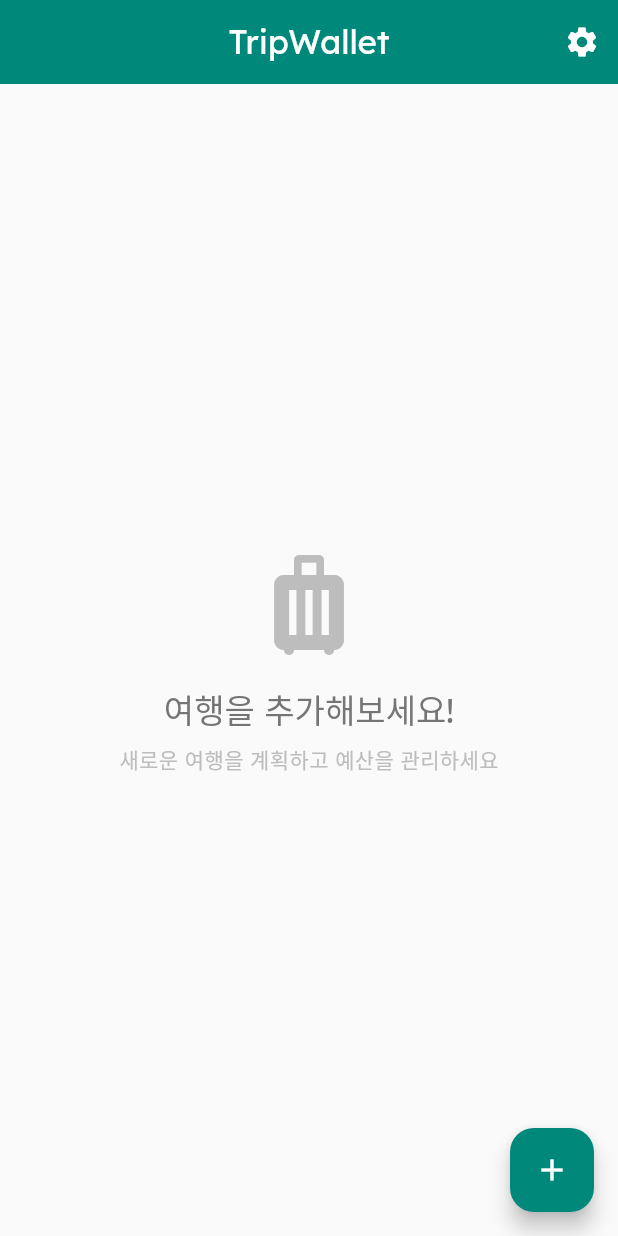
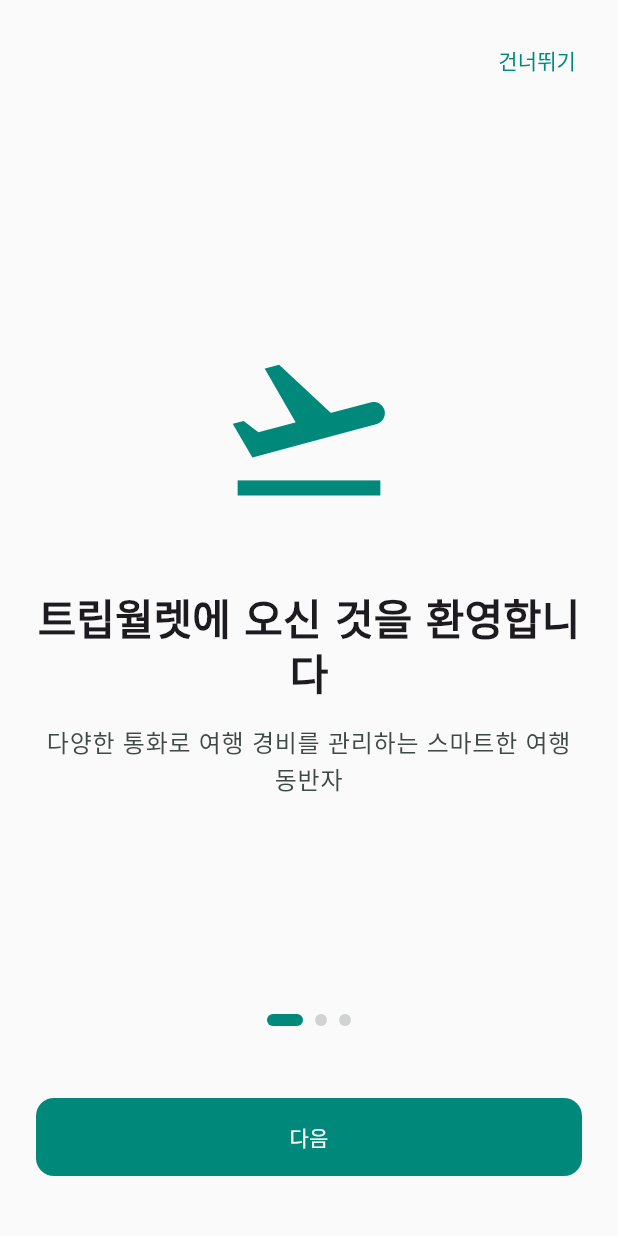
Before and after one commit to kmnkit/travel-budget-manager, a Flutter app: the screen it shows after launch, on a phone screen of 412 x 824 dp. Run offline on Flutter 3.47's test engine with Material 3 defaults, Android fonts, the phone set to English and light mode, and no system bars; our stand-ins replace dio, drift, drift_flutter, fl_chart, flutter_riverpod, freezed_annotation and 3 more; accounts and stored records are empty; generated files the repository leaves out were written again.

Commit message:
feat: 첫 사용자를 위한 온보딩 기능 구현
- 3페이지 온보딩 플로우 (Welcome → Features → Get Started)
- SharedPreferences 기반 온보딩 완료 상태 저장
- 위젯 기반 조건 렌더링 (AsyncValue.when 패턴)
- Skip/Next/Get Started 버튼 네비게이션
- 한국어/영어 완전 지원 (9개 문자열)
- Clean Architecture 준수 (domain/data/presentation)
- Riverpod v3 Notifier 패턴 적용
- 15개 테스트 케이스 추가 (총 214개 테스트 통과)

Co-Authored-By: Claude Opus 4.5 <noreply@anthropic.com>

```diff
--- a/lib/app.dart
+++ b/lib/app.dart
@@ -1,18 +1,76 @@
 import 'package:flutter/material.dart';
 import 'package:flutter_riverpod/flutter_riverpod.dart';
 import 'package:flutter_localizations/flutter_localizations.dart';
-import 'package:trip_wallet/l10n/app_localizations.dart';
+import 'package:trip_wallet/l10n/generated/app_localizations.dart';
 import 'core/theme/app_theme.dart';
 import 'core/router/app_router.dart';
 import 'features/settings/presentation/providers/settings_providers.dart';
+import 'features/onboarding/presentation/providers/onboarding_providers.dart';
+import 'features/onboarding/presentation/screens/onboarding_screen.dart';
 
 class TripWalletApp extends ConsumerWidget {
   const TripWalletApp({super.key});
 
   @override
   Widget build(BuildContext context, WidgetRef ref) {
+    final onboardingAsync = ref.watch(onboardingCompletedProvider);
+    final locale = ref.watch(localeProvider);
+
+    return onboardingAsync.when(
+      loading: () => MaterialApp(
+        title: 'TripWallet',
+        debugShowCheckedModeBanner: false,
+        theme: AppTheme.lightTheme,
+        locale: locale,
+        supportedLocales: const [
+          Locale('en'),
+          Locale('ko'),
+        ],
+        localizationsDelegates: const [
+          AppLocalizations.delegate,
+          GlobalMaterialLocalizations.delegate,
+          GlobalWidgetsLocalizations.delegate,
+          GlobalCupertinoLocalizations.delegate,
+        ],
+        home: const Scaffold(
+          body: Center(
+            child: CircularProgressIndicator(),
+          ),
+        ),
+      ),
+      error: (error, stack) => _buildMainApp(ref, locale),
+      data: (completed) {
+        if (!completed) {
+          return MaterialApp(
+            title: 'TripWallet',
+            debugShowCheckedModeBanner: false,
+            theme: AppTheme.lightTheme,
+            locale: locale,
+            supportedLocales: const [
+              Locale('en'),
+              Locale('ko'),
+            ],
+            localizationsDelegates: const [
+              AppLocalizations.delegate,
+              GlobalMaterialLocalizations.delegate,
+              GlobalWidgetsLocalizations.delegate,
+              GlobalCupertinoLocalizations.delegate,
+            ],
+            home: OnboardingScreen(
+              onComplete: () async {
+                await ref.read(onboardingRepositoryProvider).setOnboardingCompleted(true);
+                ref.invalidate(onboardingCompletedProvider);
+              },
+            ),
+          );
+        }
+        return _buildMainApp(ref, locale);
+      },
+    );
+  }
+
+  Widget _buildMainApp(WidgetRef ref, Locale? locale) {
     final router = ref.watch(routerProvider);
-    final locale = ref.watch(localeProvider);
 
     return MaterialApp.router(
       title: 'TripWallet',
--- /dev/null
+++ b/lib/features/onboarding/domain/repositories/onboarding_repository.dart
@@ -0,0 +1,4 @@
+abstract class OnboardingRepository {
+  Future<bool> isOnboardingCompleted();
+  Future<void> setOnboardingCompleted(bool completed);
+}
--- /dev/null
+++ b/lib/features/onboarding/presentation/providers/onboarding_providers.dart
@@ -0,0 +1,36 @@
+import 'package:flutter_riverpod/flutter_riverpod.dart';
+import 'package:trip_wallet/features/settings/presentation/providers/settings_providers.dart';
+import '../../data/repositories/onboarding_repository_impl.dart';
+import '../../domain/repositories/onboarding_repository.dart';
+
+/// Repository provider for onboarding persistence
+final onboardingRepositoryProvider = Provider<OnboardingRepository>((ref) {
+  final prefs = ref.watch(sharedPreferencesProvider);
+  return OnboardingRepositoryImpl(prefs);
+});
+
+/// FutureProvider to check if onboarding is completed
+final onboardingCompletedProvider = FutureProvider<bool>((ref) async {
+  final repo = ref.watch(onboardingRepositoryProvider);
+  return repo.isOnboardingCompleted();
+});
+
+/// Notifier for current page in onboarding flow
+class CurrentPageNotifier extends Notifier<int> {
+  @override
+  int build() => 0;
+
+  void setPage(int page) => state = page;
+
+  void nextPage() {
+    if (state < 2) state++;
+  }
+
+  void previousPage() {
+    if (state > 0) state--;
+  }
+}
+
+final currentPageProvider = NotifierProvider<CurrentPageNotifier, int>(
+  CurrentPageNotifier.new,
+);
--- /dev/null
+++ b/lib/features/onboarding/presentation/screens/onboarding_screen.dart
@@ -0,0 +1,137 @@
+import 'package:flutter/material.dart';
+import 'package:flutter_riverpod/flutter_riverpod.dart';
+import 'package:trip_wallet/l10n/generated/app_localizations.dart';
+import '../providers/onboarding_providers.dart';
+import '../widgets/onboarding_page_widget.dart';
+import '../widgets/page_indicator.dart';
+
+class OnboardingScreen extends ConsumerStatefulWidget {
+  final VoidCallback onComplete;
+
+  const OnboardingScreen({
+    super.key,
+    required this.onComplete,
+  });
+
+  @override
+  ConsumerState<OnboardingScreen> createState() => _OnboardingScreenState();
+}
+
+class _OnboardingScreenState extends ConsumerState<OnboardingScreen> {
+  late final PageController _pageController;
+
+  @override
+  void initState() {
+    super.initState();
+    _pageController = PageController();
+  }
+
+  @override
+  void dispose() {
+    _pageController.dispose();
+    super.dispose();
+  }
+
+  void _onPageChanged(int page) {
+    ref.read(currentPageProvider.notifier).setPage(page);
+  }
+
+  void _nextPage() {
+    final currentPage = ref.read(currentPageProvider);
+    if (currentPage < 2) {
+      _pageController.nextPage(
+        duration: const Duration(milliseconds: 300),
+        curve: Curves.easeInOut,
+      );
+    }
+  }
+
+  void _skip() {
+    _completeOnboarding();
+  }
+
+  void _completeOnboarding() async {
+    await ref.read(onboardingRepositoryProvider).setOnboardingCompleted(true);
+    widget.onComplete();
+  }
+
+  @override
+  Widget build(BuildContext context) {
+    final l10n = AppLocalizations.of(context)!;
+    final currentPage = ref.watch(currentPageProvider);
+
+    final pages = [
+      OnboardingPageWidget(
+        icon: Icons.flight_takeoff,
+        title: l10n.onboardingWelcomeTitle,
+        description: l10n.onboardingWelcomeDescription,
+      ),
+      OnboardingPageWidget(
+        icon: Icons.receipt_long,
+        title: l10n.onboardingFeaturesTitle,
+        description: l10n.onboardingFeaturesDescription,
+      ),
+      OnboardingPageWidget(
+        icon: Icons.rocket_launch,
+        title: l10n.onboardingGetStartedTitle,
+        description: l10n.onboardingGetStartedDescription,
+      ),
+    ];
+
+    return Scaffold(
+      body: SafeArea(
+        child: Column(
+          children: [
+            // Skip button
+            Align(
+              alignment: Alignment.topRight,
+              child: Padding(
+                padding: const EdgeInsets.all(16.0),
+                child: TextButton(
+                  onPressed: _skip,
+                  child: Text(l10n.onboardingSkip),
+                ),
+              ),
+            ),
+            // Page content
+            Expanded(
+              child: PageView(
+                controller: _pageController,
+                onPageChanged: _onPageChanged,
+                children: pages,
+              ),
+            ),
+            // Page indicator
+            PageIndicator(
+              currentPage: currentPage,
+              pageCount: pages.length,
+            ),
+            const SizedBox(height: 24),
+            // Action button
+            Padding(
+              padding: const EdgeInsets.all(24.0),
+              child: SizedBox(
+                width: double.infinity,
+                child: FilledButton(
+                  onPressed: currentPage == 2 ? _completeOnboarding : _nextPage,
+                  style: FilledButton.styleFrom(
+                    padding: const EdgeInsets.symmetric(vertical: 16),
+                    shape: RoundedRectangleBorder(
+                      borderRadius: BorderRadius.circular(12),
+                    ),
+                  ),
+                  child: Text(
+                    currentPage == 2
+                        ? l10n.onboardingGetStarted
+                        : l10n.onboardingNext,
+                  ),
+                ),
+              ),
+            ),
+            const SizedBox(height: 16),
+          ],
+        ),
+      ),
+    );
+  }
+}
--- /dev/null
+++ b/lib/features/onboarding/presentation/widgets/onboarding_page_widget.dart
@@ -0,0 +1,49 @@
+import 'package:flutter/material.dart';
+
+class OnboardingPageWidget extends StatelessWidget {
+  final IconData icon;
+  final String title;
+  final String description;
+
+  const OnboardingPageWidget({
+    super.key,
+    required this.icon,
+    required this.title,
+    required this.description,
+  });
+
+  @override
+  Widget build(BuildContext context) {
+    final theme = Theme.of(context);
+
+    return Padding(
+      padding: const EdgeInsets.all(24.0),
+      child: Column(
+        mainAxisAlignment: MainAxisAlignment.center,
+        children: [
+          Icon(
+            icon,
+            size: 120,
+            color: theme.colorScheme.primary,
+          ),
+          const SizedBox(height: 48),
+          Text(
+            title,
+            style: theme.textTheme.headlineMedium?.copyWith(
+              fontWeight: FontWeight.bold,
+            ),
+            textAlign: TextAlign.center,
+          ),
+          const SizedBox(height: 16),
+          Text(
+            description,
+            style: theme.textTheme.bodyLarge?.copyWith(
+              color: theme.colorScheme.onSurfaceVariant,
+            ),
+            textAlign: TextAlign.center,
+          ),
+        ],
+      ),
+    );
+  }
+}
--- /dev/null
+++ b/lib/features/onboarding/presentation/widgets/page_indicator.dart
@@ -0,0 +1,36 @@
+import 'package:flutter/material.dart';
+
+class PageIndicator extends StatelessWidget {
+  final int currentPage;
+  final int pageCount;
+
+  const PageIndicator({
+    super.key,
+    required this.currentPage,
+    required this.pageCount,
+  });
+
+  @override
+  Widget build(BuildContext context) {
+    final theme = Theme.of(context);
+
+    return Row(
+      mainAxisAlignment: MainAxisAlignment.center,
+      children: List.generate(
+        pageCount,
+        (index) => AnimatedContainer(
+          duration: const Duration(milliseconds: 300),
+          margin: const EdgeInsets.symmetric(horizontal: 4),
+          width: currentPage == index ? 24 : 8,
+          height: 8,
+          decoration: BoxDecoration(
+            color: currentPage == index
+                ? theme.colorScheme.primary
+                : theme.colorScheme.outline.withValues(alpha: 0.3),
+            borderRadius: BorderRadius.circular(4),
+          ),
+        ),
+      ),
+    );
+  }
+}
--- a/lib/l10n/app_ko.arb
+++ b/lib/l10n/app_ko.arb
@@ -278,5 +278,16 @@
   "offlineMode": "오프라인",
   "loadFailed": "로드 실패",
   "saveFailed": "저장 실패",
-  "unknownError": "알 수 없는 오류가 발생했습니다"
+  "unknownError": "알 수 없는 오류가 발생했습니다",
+
+  "@_ONBOARDING": {},
+  "onboardingWelcomeTitle": "트립월렛에 오신 것을 환영합니다",
+  "onboardingWelcomeDescription": "다양한 통화로 여행 경비를 관리하는 스마트한 여행 동반자",
+  "onboardingFeaturesTitle": "지출을 기록하세요",
+  "onboardingFeaturesDescription": "어떤 통화로든 지출을 기록하고 자동으로 환산하세요. 유형과 지불수단별로 분류할 수 있습니다.",
+  "onboardingGetStartedTitle": "시작할 준비가 되셨나요?",
+  "onboardingGetStartedDescription": "첫 번째 여행을 만들고 오늘부터 여행 예산을 관리해보세요!",
+  "onboardingSkip": "건너뛰기",
+  "onboardingNext": "다음",
+  "onboardingGetStarted": "시작하기"
 }
```
Also changed, not shown: lib/core/router/app_router.dart (+11 -0 lines), lib/features/onboarding/data/repositories/onboarding_repository_impl.dart (added, +19 -0 lines), lib/features/onboarding/domain/entities/onboarding_page.dart (added, +19 -0 lines), lib/l10n/app_en.arb (+12 -1 lines), lib/l10n/generated/app_localizations.dart, lib/l10n/generated/app_localizations_en.dart, lib/l10n/generated/app_localizations_ko.dart, 3 other files.
